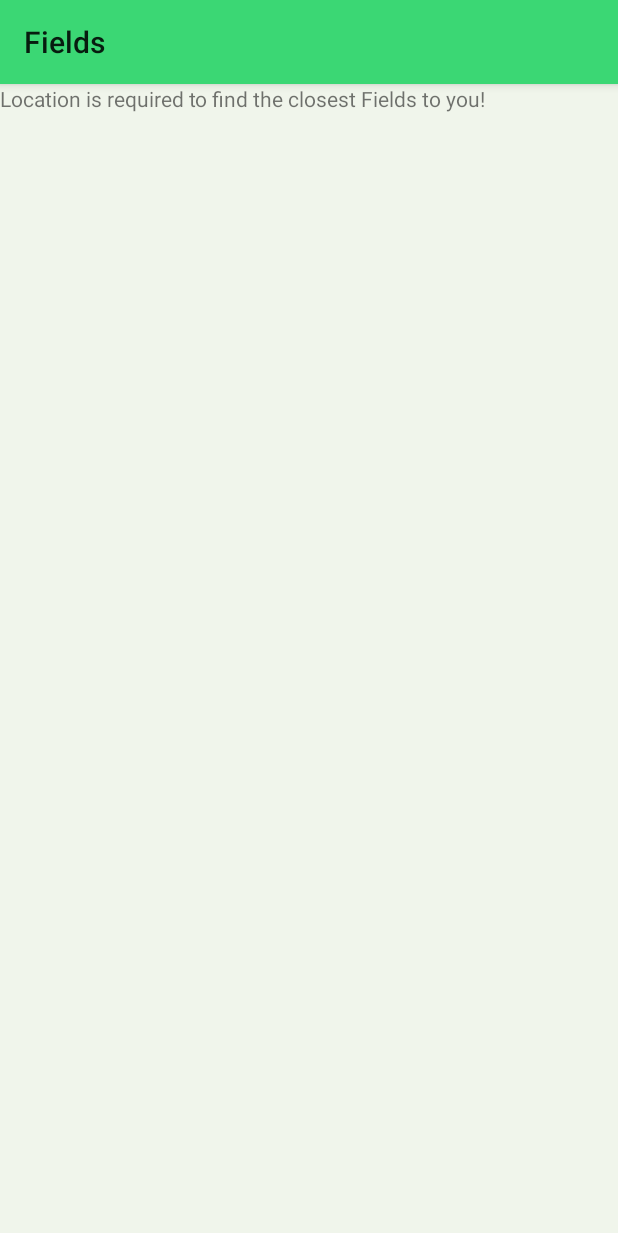
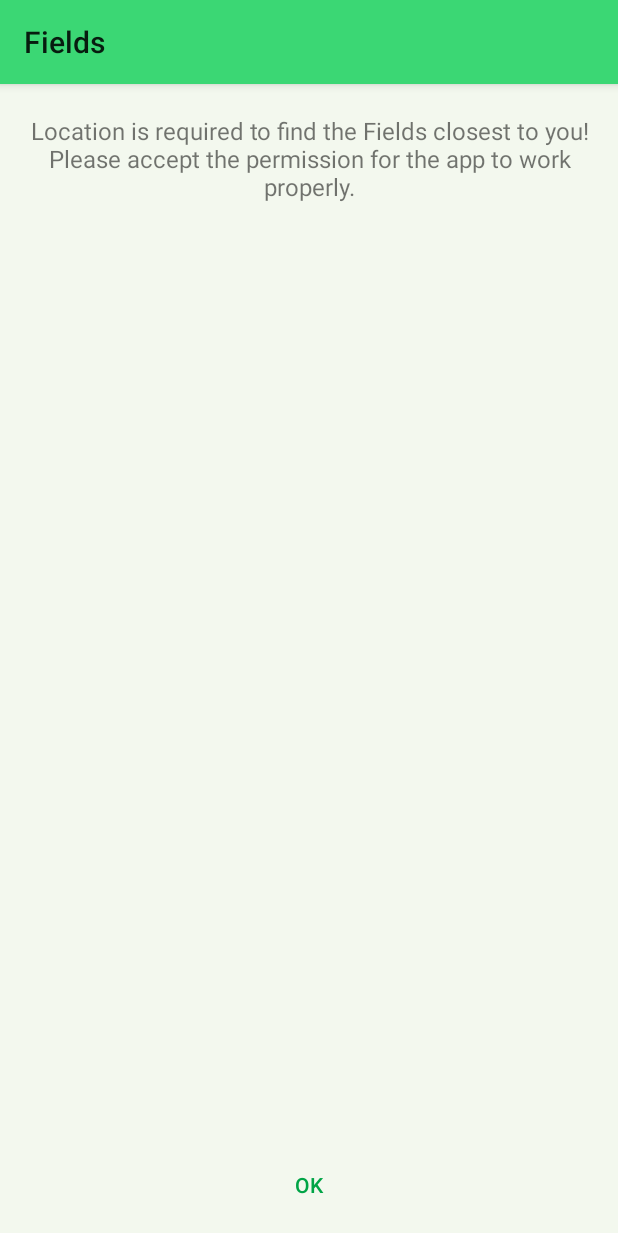
Before and after one commit to ollitoivanen/Fields, an Android app: the layout location_prompt_popup.xml on its own in the app's theme, with its tools: preview values and no code run, on a phone screen of 412 x 824 dp. Shown: the top 1233 px of the screen. Run offline under Robolectric (Android 15) with nearby library versions, the phone set to English and light mode, and no system bars.

Commit message:
Changes made during trip
Not in working order

```diff
--- a/app/src/main/res/layout/activity_explore.xml
+++ b/app/src/main/res/layout/activity_explore.xml
@@ -3,6 +3,7 @@
     xmlns:tools="http://schemas.android.com/tools"
     android:layout_width="match_parent"
     android:layout_height="match_parent"
+    xmlns:app="http://schemas.android.com/apk/res-auto"
     tools:context="com.fields.curiumx.fields.ExploreActivity"
     android:orientation="vertical"
     android:id="@+id/activity_explore">
@@ -18,12 +19,13 @@
 
 
     <TextView
-        android:id="@+id/emptyText2"
+        android:id="@+id/emptyText"
         android:layout_width="match_parent"
         android:layout_height="match_parent"
         android:text="@string/empty_text"
         android:gravity="center"
-        android:drawable="@drawable/ic_satellite_black_24dp" />
+        android:visibility="gone"/>
+
 
 
 
--- a/app/src/main/res/layout/location_prompt_popup.xml
+++ b/app/src/main/res/layout/location_prompt_popup.xml
@@ -1,14 +1,44 @@
 <?xml version="1.0" encoding="utf-8"?>
-<android.support.constraint.ConstraintLayout
-    xmlns:android="http://schemas.android.com/apk/res/android" android:layout_width="match_parent"
+<android.support.constraint.ConstraintLayout xmlns:android="http://schemas.android.com/apk/res/android"
+    xmlns:tools="http://schemas.android.com/tools"
+    android:layout_width="match_parent"
     android:layout_height="match_parent"
-    android:id="@+id/popup">
+    xmlns:app="http://schemas.android.com/apk/res-auto"
+    android:id="@+id/popup"
+    tools:context=".ExploreActivity"
+    >
 
     <TextView
-        android:layout_width="match_parent"
-        android:layout_height="match_parent"
+        android:id="@+id/promptText"
+        android:layout_width="wrap_content"
+        android:layout_height="wrap_content"
         android:text="@string/popup_prompt_location"
-        android:background="@color/cardview_shadow_end_color"
-        android:elevation="10dp"/>
+        app:layout_constraintTop_toTopOf="parent"
+        app:layout_constraintRight_toRightOf="parent"
+        app:layout_constraintLeft_toLeftOf="parent"
+        android:padding="20dp"
+        android:gravity="center"
+        android:textSize="16sp"/>
+
+    <Button
+        android:id="@+id/okButton"
+        style="?android:attr/borderlessButtonStyle"
+        android:layout_width="wrap_content"
+        android:layout_height="wrap_content"
+        android:layout_marginBottom="10dp"
+        android:clickable="true"
+        android:focusable="true"
+        android:gravity="center"
+        android:text="@string/popup_prompt_location_button"
+        android:textColor="@color/colorPrimaryDark"
+        app:layout_constraintBottom_toBottomOf="parent"
+        app:layout_constraintLeft_toLeftOf="parent"
+        app:layout_constraintRight_toRightOf="parent"
+        />
+
+
+
+
+
 
 </android.support.constraint.ConstraintLayout>
--- a/app/src/main/res/values/strings.xml
+++ b/app/src/main/res/values/strings.xml
@@ -5,13 +5,14 @@
     <!-- TODO: Remove or change this placeholder text -->
     <string name="hello_blank_fragment">Hello blank fragment</string>
     <string name="title_activity_maps">Map</string>
-    <string name="title_activity_main">MainActivity</string>
+    <string name="title_activity_main">Fields</string>
     <string name="title_explore">Explore</string>
     <string name="title_profile">Profile</string>
     <string name="title_notifications">Notifications</string>
     <string name="abs_title">Fields</string>
     <string name="empty_text">No Fields close to your location!</string>
-    <string name="popup_prompt_location">Location is required to find the closest Fields to you!</string>
+    <string name="popup_prompt_location">Location is required to find the Fields closest to you! Please accept the permission for the app to work properly.</string>
+    <string name="popup_prompt_location_button">OK</string>
 
     <string name="selected_place">Last selected place:</string>
     <string name="place_details">
```
Also changed, not shown: app/src/main/java/com/fields/curiumx/fields/ExploreActivity.java (+91 -77 lines).
